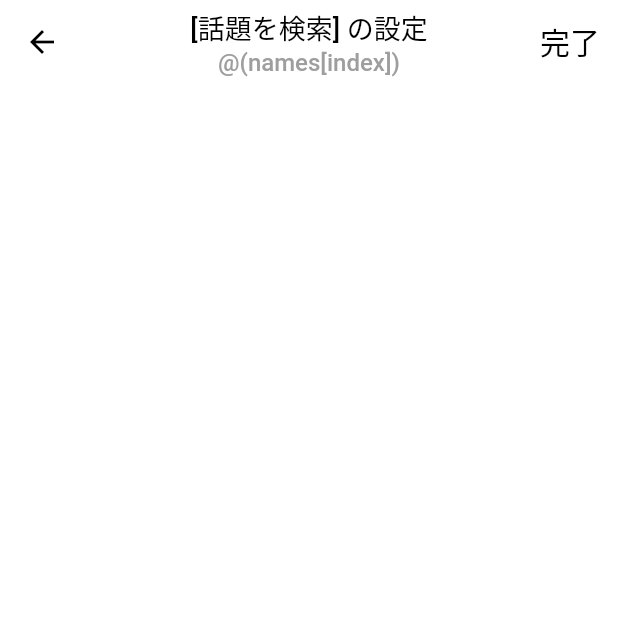
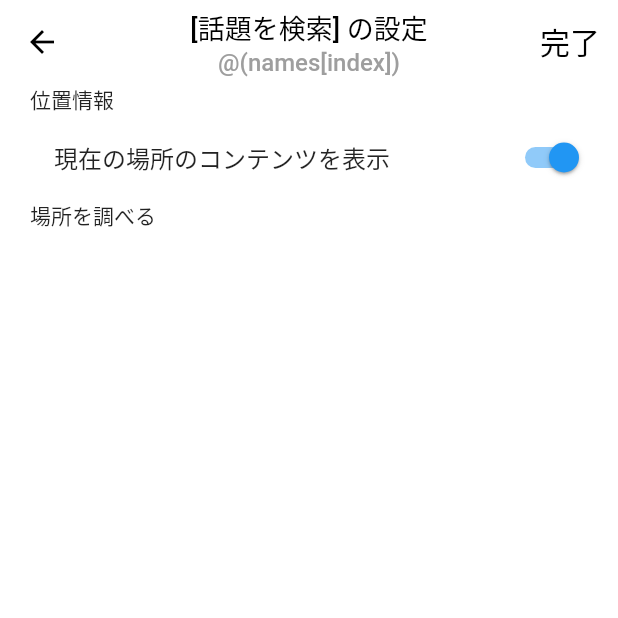
Before and after one commit to Issei-Hiramatsu/Flutter-NewTwitterApp, a Flutter app: the TrendSettingPage screen opened directly, on a phone screen of 412 x 824 dp, the top half of it. Run offline on Flutter 3.47's test engine with Material 2 defaults, Android fonts, the phone set to English and light mode, and no system bars.

Commit message:
upgrade trend_setting

```diff
--- a/lib/view/settings/trend_setting_page.dart
+++ b/lib/view/settings/trend_setting_page.dart
@@ -10,7 +10,21 @@ class TrendSettingPage extends StatelessWidget {
       appBar: TwitterSettingAppBar(
         titleSpace: '[話題を検索] の設定',
       ),
-      body: Container(),
+      body: Padding(
+        padding: const EdgeInsets.only(left: 20.0),
+        child: Column(
+          crossAxisAlignment: CrossAxisAlignment.start,
+          children: [
+            Text('位置情報'),
+            SwitchListTile(
+              title: Text('現在の場所のコンテンツを表示'),
+              onChanged: (bool value) {},
+              value: true,
+            ),
+            Text('場所を調べる')
+          ],
+        ),
+      ),
     );
   }
 }
```
